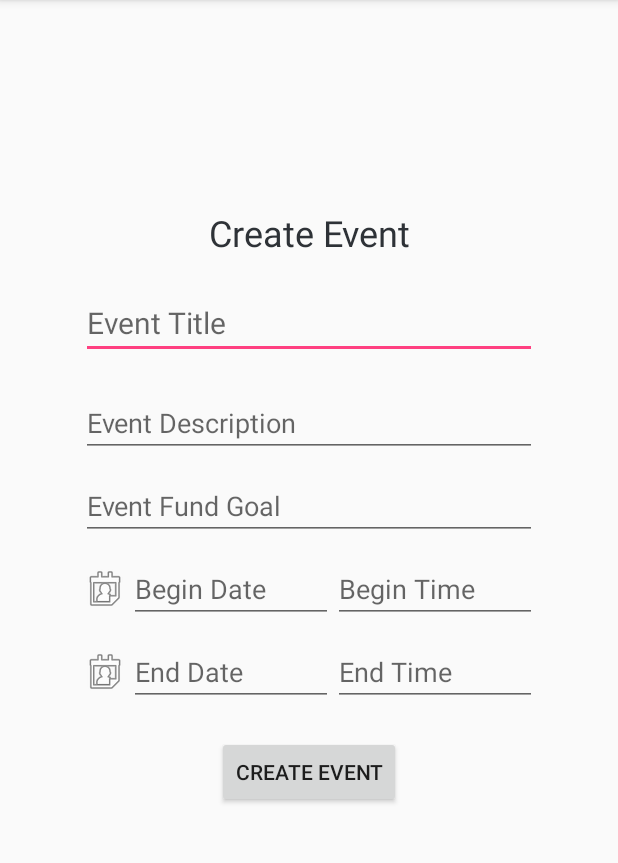
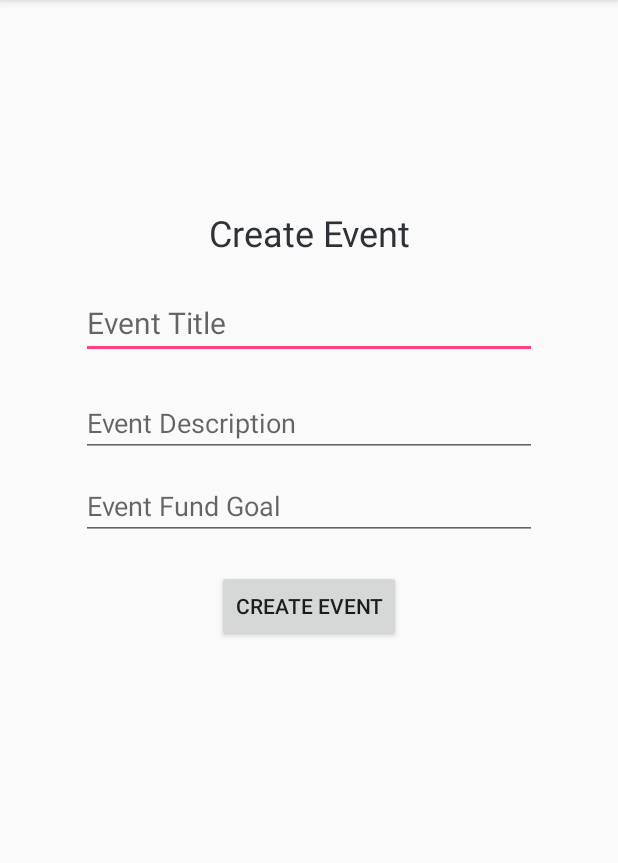
Before and after one commit to sjverduguez/FeedTheKitty, an Android app: the CreateEventActivity screen opened directly, with no data from a screen before it, on a phone screen of 412 x 824 dp, the part 84-947 px from its top. Run offline under Robolectric (Android 15) with nearby library versions, the phone set to English and light mode, and no system bars; our stand-ins replace Firebase (no records; nobody signed in at launch, a user with empty details on screens opened directly).

Commit message:
removed date/time and centered buttons in event details

```diff
--- a/app/src/main/res/layout/activity_create_event.xml
+++ b/app/src/main/res/layout/activity_create_event.xml
@@ -57,76 +57,6 @@
             android:hint="@string/hint_eventFund"
             android:inputType="number" />
 
-        <LinearLayout
-            android:layout_width="match_parent"
-            android:layout_height="wrap_content"
-            android:layout_marginBottom="10dp"
-            android:orientation="horizontal">
-
-            <ImageView
-                android:id="@+id/beginDateImage"
-                android:layout_width="wrap_content"
-                android:layout_height="match_parent"
-                android:contentDescription="@string/beginDate_logo"
-                app:srcCompat="@android:drawable/ic_menu_my_calendar" />
-
-            <EditText
-                android:id="@+id/beginDate"
-                android:layout_width="match_parent"
-                android:layout_height="wrap_content"
-                android:hint="@string/hint_beginDate"
-                android:layout_weight="1"
-                android:clickable="false"
-                android:cursorVisible="false"
-                android:ems="10"
-                android:focusable="false"
-                android:focusableInTouchMode="false"
-                android:imeOptions="actionNext"
-                android:inputType="date" />
-
-            <EditText
-                android:id="@+id/beginTime"
-                android:layout_width="match_parent"
-                android:layout_height="wrap_content"
-                android:hint="@string/hint_beginTime"
-                android:layout_weight="1"
-                android:ems="10"
-                android:inputType="time" />
-
-        </LinearLayout>
-
-        <LinearLayout
-            android:layout_width="match_parent"
-            android:layout_height="wrap_content"
-            android:layout_marginBottom="10dp"
-            android:orientation="horizontal">
-
-            <ImageView
-                android:id="@+id/endDateImage"
-                android:layout_width="wrap_content"
-                android:layout_height="match_parent"
-                android:contentDescription="@string/endDate_logo"
-                app:srcCompat="@android:drawable/ic_menu_my_calendar" />
-
-            <EditText
-                android:id="@+id/endDate"
-                android:layout_width="match_parent"
-                android:layout_height="wrap_content"
-                android:hint="@string/hint_endDate"
-                android:layout_weight="1"
-                android:ems="10"
-                android:inputType="date" />
-
-            <EditText
-                android:id="@+id/endTime"
-                android:layout_width="match_parent"
-                android:layout_height="wrap_content"
-                android:hint="@string/hint_endTime"
-                android:layout_weight="1"
-                android:ems="10"
-                android:inputType="time" />
-        </LinearLayout>
-
         <Button
             android:id="@+id/createEvent_button"
             android:layout_marginTop="10dp"
--- a/app/src/main/res/layout/activity_event_details.xml
+++ b/app/src/main/res/layout/activity_event_details.xml
@@ -71,28 +71,28 @@
                 android:layout_width="wrap_content"
                 android:layout_height="wrap_content"
                 android:layout_gravity="center"
+                android:layout_marginBottom="10dp"
                 android:text="@string/atn_button" />
 
             <LinearLayout
                 android:layout_width="wrap_content"
-                android:layout_height="66dp"
-                android:layout_marginBottom="15dp"
+                android:layout_height="55dp"
                 android:orientation="horizontal"
                 android:layout_gravity="center">
 
                 <EditText
                     android:id="@+id/detail_contribute_amount"
-                    android:layout_width="wrap_content"
+                    android:layout_width="match_parent"
                     android:layout_height="wrap_content"
                     android:hint="Amount"
-                    android:inputType="numberDecimal"/>
+                    android:inputType="numberDecimal"
+                    android:selectAllOnFocus="false" />
 
                 <Button
                     android:id="@+id/detail_contri_button"
-                    android:layout_width="wrap_content"
+                    android:layout_width="match_parent"
                     android:layout_height="wrap_content"
-                    android:layout_gravity="center"
-                    android:layout_marginBottom="10dp"
+                    android:layout_marginRight="70dp"
                     android:text="@string/contri_button" />
 
             </LinearLayout>
```
